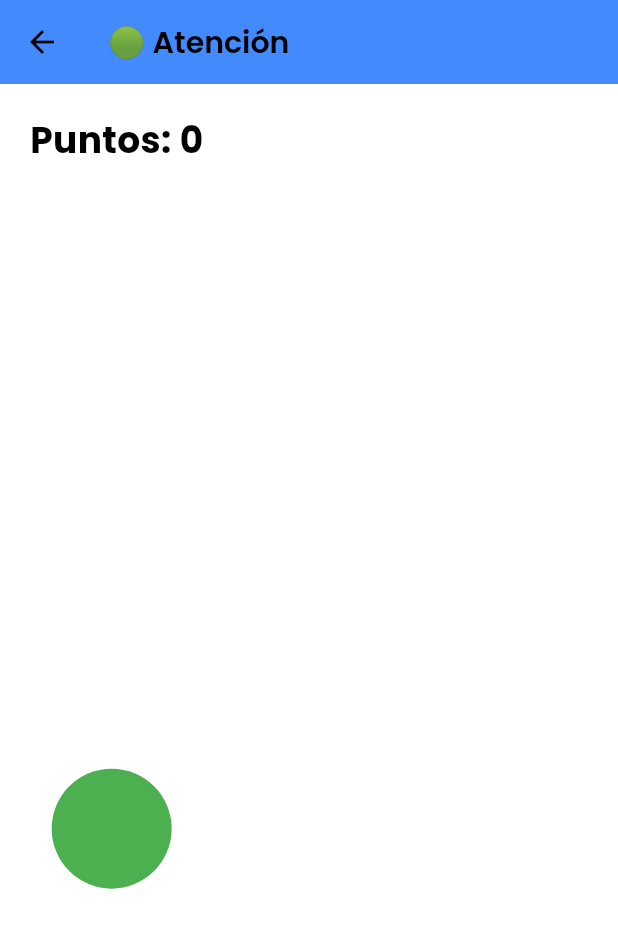
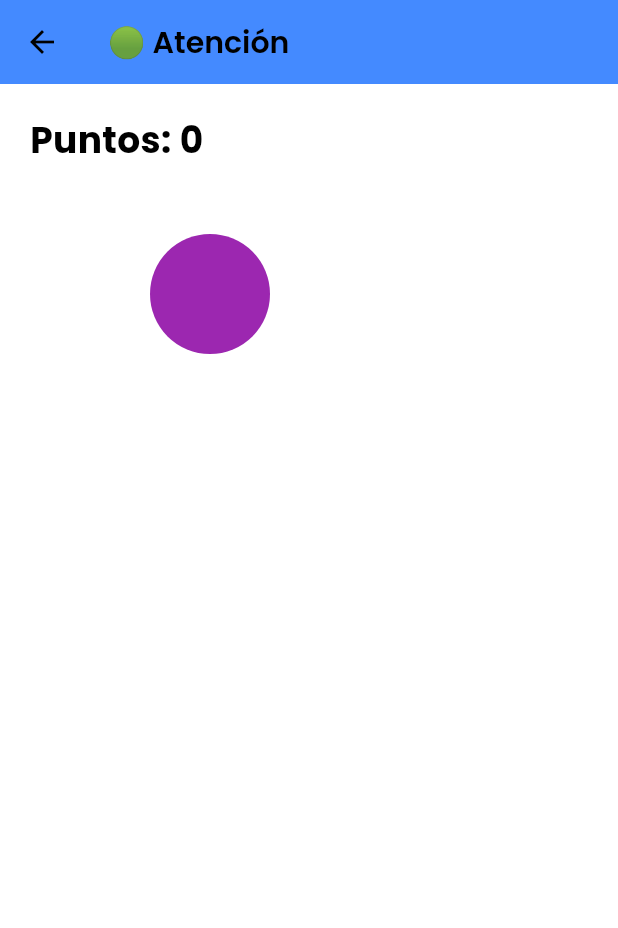
Before and after one commit to tutorialazo/neuroplay, a Flutter app: the screen it shows after launch, after a tap on "Atención", on a phone screen of 412 x 824 dp. Shown: the top 928 px of the screen. Run offline on Flutter 3.47's test engine with Material 3 defaults, Android fonts, the phone set to English and light mode, and no system bars.

Commit message:
MEJORAS 1

```diff
--- a/lib/aplication/1.dart
+++ b/lib/aplication/1.dart
@@ -12,16 +12,39 @@ class Juego1Screen extends StatefulWidget {
 
 class _Juego1ScreenState extends State<Juego1Screen> {
   final Random _random = Random();
+
+  // Posición del círculo
   double _x = 100;
   double _y = 100;
+
+  // Puntaje
   int _score = 0;
+
+  // Timer para mover el círculo
   late Timer _timer;
+
+  // Lista de colores posibles
+  final List<Color> _colors = [
+    Colors.green,
+    Colors.red,
+    Colors.blue,
+    Colors.orange,
+    Colors.purple,
+    Colors.yellow,
+  ];
+
+  // Color fijo para toda la sesión
+  late Color _currentColor;
 
   @override
   void initState() {
     super.initState();
-    // Mover el círculo cada segundo
-    _timer = Timer.periodic(const Duration(seconds: 1), (timer) {
+
+    // Elegir color aleatorio UNA VEZ al iniciar
+    _currentColor = _colors[_random.nextInt(_colors.length)];
+
+    // Mover el círculo cada 2 segundos
+    _timer = Timer.periodic(const Duration(milliseconds: 2800), (timer) {
       _moveTarget();
     });
   }
@@ -36,9 +59,9 @@ class _Juego1ScreenState extends State<Juego1Screen> {
     final screenSize = MediaQuery.of(context).size;
 
     setState(() {
-      // Nueva posición aleatoria dentro de la pantalla, dejando márgenes
+      // Solo cambiar posición
       _x = _random.nextDouble() * (screenSize.width - 100);
-      _y = _random.nextDouble() * (screenSize.height - 200); // restar AppBar y margen
+      _y = _random.nextDouble() * (screenSize.height - 200);
     });
   }
 
@@ -59,7 +82,7 @@ class _Juego1ScreenState extends State<Juego1Screen> {
       ),
       body: Stack(
         children: [
-          // Puntaje arriba
+          // Puntaje en la esquina superior
           Positioned(
             top: 20,
             left: 20,
@@ -71,7 +94,7 @@ class _Juego1ScreenState extends State<Juego1Screen> {
               ),
             ),
           ),
-          // Círculo verde movible
+          // Círculo movible con color FIJO
           Positioned(
             left: _x,
             top: _y,
@@ -80,8 +103,8 @@ class _Juego1ScreenState extends State<Juego1Screen> {
               child: Container(
                 width: 80,
                 height: 80,
-                decoration: const BoxDecoration(
-                  color: Colors.green,
+                decoration: BoxDecoration(
+                  color: _currentColor,
                   shape: BoxShape.circle,
                 ),
               ),
```
